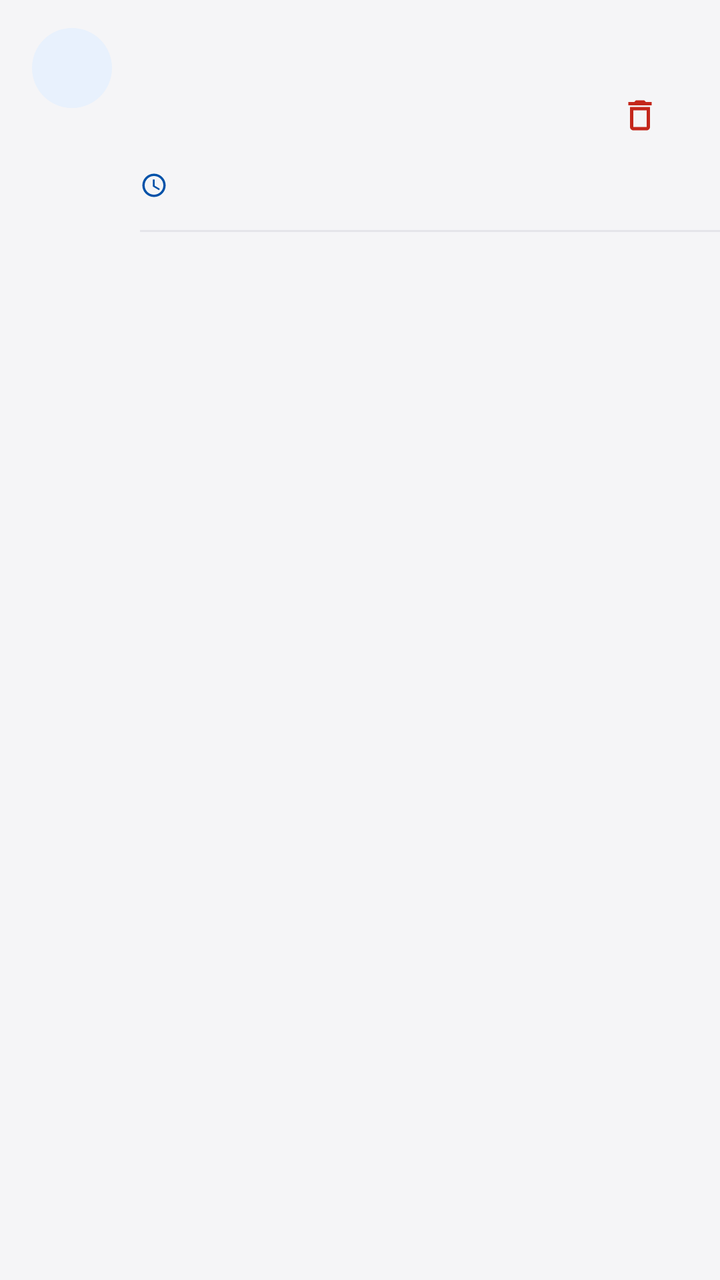
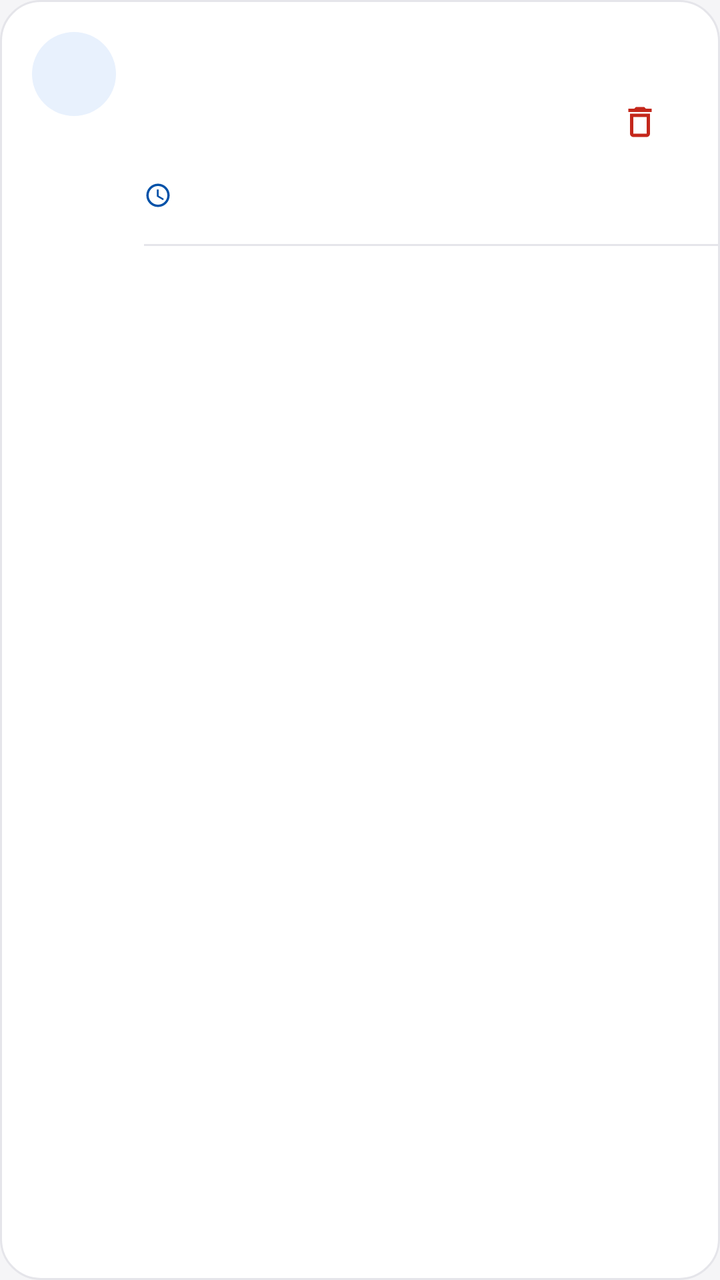

Compare the two renders of this Android layout. The source of the first and the diff that turns it into the second are given below.
<!-- AndroidManifest.xml: application theme Theme.BukuTamuDigital -->
<!-- res/layout/item_guest.xml -->
<?xml version="1.0" encoding="utf-8"?>
<LinearLayout xmlns:android="http://schemas.android.com/apk/res/android"
    xmlns:app="http://schemas.android.com/apk/res-auto"
    android:layout_width="match_parent"
    android:layout_height="wrap_content"
    android:background="?attr/selectableItemBackground"
    android:clickable="true"
    android:focusable="true"
    android:orientation="vertical">

    <androidx.constraintlayout.widget.ConstraintLayout
        android:layout_width="match_parent"
        android:layout_height="wrap_content"
        android:paddingHorizontal="16dp"
        android:paddingVertical="14dp">

        
        <TextView
            android:id="@+id/tvGuestInitial"
            android:layout_width="40dp"
            android:layout_height="40dp"
            android:background="@drawable/bg_avatar_circle"
            android:fontFamily="sans-serif-medium"
            android:gravity="center"
            android:importantForAccessibility="no"
            android:textColor="@color/accent_text"
            android:textSize="16sp"
            android:textStyle="bold"
            app:layout_constraintStart_toStartOf="parent"
            app:layout_constraintTop_toTopOf="parent" />

        
        <TextView
            android:id="@+id/tvGuestName"
            style="@style/TextAppearance.BukuTamu.BodyPrimary"
            android:layout_width="0dp"
            android:layout_height="wrap_content"
            android:layout_marginStart="14dp"
            android:layout_marginEnd="8dp"
            android:fontFamily="sans-serif-medium"
            android:textStyle="bold"
            app:layout_constraintEnd_toStartOf="@id/btnDeleteGuest"
            app:layout_constraintStart_toEndOf="@id/tvGuestInitial"
            app:layout_constraintTop_toTopOf="parent" />

        
        <TextView
            android:id="@+id/tvGuestPurpose"
            style="@style/TextAppearance.BukuTamu.BodySecondary"
            android:layout_width="0dp"
            android:layout_height="wrap_content"
            android:layout_marginStart="14dp"
            android:layout_marginTop="2dp"
            android:layout_marginEnd="8dp"
            android:textColor="@color/text_primary"
            app:layout_constraintEnd_toStartOf="@id/btnDeleteGuest"
            app:layout_constraintStart_toEndOf="@id/tvGuestInitial"
            app:layout_constraintTop_toBottomOf="@id/tvGuestName" />

        
        <TextView
            android:id="@+id/tvGuestAddress"
            style="@style/TextAppearance.BukuTamu.Caption"
            android:layout_width="0dp"
            android:layout_height="wrap_content"
            android:layout_marginStart="14dp"
            android:layout_marginTop="2dp"
            android:layout_marginEnd="8dp"
            android:textColor="@color/text_secondary"
            app:layout_constraintEnd_toStartOf="@id/btnDeleteGuest"
            app:layout_constraintStart_toEndOf="@id/tvGuestInitial"
            app:layout_constraintTop_toBottomOf="@id/tvGuestPurpose" />

        
        <LinearLayout
            android:id="@+id/layoutTimestampRow"
            android:layout_width="0dp"
            android:layout_height="wrap_content"
            android:layout_marginStart="14dp"
            android:layout_marginTop="6dp"
            android:layout_marginEnd="8dp"
            android:gravity="center_vertical"
            android:orientation="horizontal"
            app:layout_constraintEnd_toStartOf="@id/btnDeleteGuest"
            app:layout_constraintStart_toEndOf="@id/tvGuestInitial"
            app:layout_constraintTop_toBottomOf="@id/tvGuestAddress">

            <ImageView
                android:layout_width="14dp"
                android:layout_height="14dp"
                android:importantForAccessibility="no"
                android:src="@drawable/ic_clock" />

            <TextView
                android:id="@+id/tvGuestTimestamp"
                android:layout_width="wrap_content"
                android:layout_height="wrap_content"
                android:layout_marginStart="5dp"
                android:fontFamily="sans-serif-medium"
                android:textColor="@color/accent_text"
                android:textSize="12sp" />
        </LinearLayout>

        
        <ImageButton
            android:id="@+id/btnDeleteGuest"
            android:layout_width="@dimen/touch_target_min"
            android:layout_height="@dimen/touch_target_min"
            android:background="?attr/selectableItemBackgroundBorderless"
            android:contentDescription="@string/btn_delete"
            android:src="@drawable/ic_delete"
            app:layout_constraintBottom_toBottomOf="parent"
            app:layout_constraintEnd_toEndOf="parent"
            app:layout_constraintTop_toTopOf="parent" />

    </androidx.constraintlayout.widget.ConstraintLayout>

    
    <View
        android:id="@+id/dividerBottom"
        android:layout_width="match_parent"
        android:layout_height="@dimen/hairline_stroke"
        android:layout_marginStart="70dp"
        android:background="@color/surface_separator" />

</LinearLayout>
<!-- resources referenced by this layout -->
<resources>
  <color name="accent_text">#0051A8</color>
  <color name="surface_separator">#E5E5EA</color>
  <color name="text_primary">#1D1D1F</color>
  <color name="text_secondary">#515154</color>
  <dimen name="hairline_stroke">1dp</dimen>
  <dimen name="touch_target_min">48dp</dimen>
  <!-- drawable bg_avatar_circle (drawable) -->
  <?xml version="1.0" encoding="utf-8"?>
  <shape xmlns:android="http://schemas.android.com/apk/res/android"
      android:shape="oval">
      <solid android:color="@color/accent_soft" />
  </shape>
  <!-- drawable ic_delete (drawable) -->
  <?xml version="1.0" encoding="utf-8"?>
  <vector xmlns:android="http://schemas.android.com/apk/res/android"
      android:width="20dp"
      android:height="20dp"
      android:viewportWidth="24"
      android:viewportHeight="24">
      <path
          android:fillColor="@color/semantic_danger"
          android:pathData="M16,9v10H8V9h8m-1.5,-6h-5l-1,1H5v2h14V4h-3.5l-1,-1zM18,7H6v12c0,1.1 0.9,2 2,2h8c1.1,0 2,-0.9 2,-2V7z" />
  </vector>
  <string name="btn_delete">Hapus Catatan Ini</string>
  <style name="TextAppearance.BukuTamu.BodyPrimary" parent="TextAppearance.Material3.BodyLarge">
          <item name="android:fontFamily">sans-serif</item>
          <item name="android:textSize">17sp</item>
          <item name="android:textColor">@color/text_primary</item>
          <item name="android:lineSpacingMultiplier">1.25</item>
      </style>
  <style name="TextAppearance.BukuTamu.BodySecondary" parent="TextAppearance.Material3.BodyMedium">
          <item name="android:fontFamily">sans-serif</item>
          <item name="android:textSize">15sp</item>
          <item name="android:textColor">@color/text_secondary</item>
          <item name="android:lineSpacingMultiplier">1.3</item>
      </style>
  <style name="TextAppearance.BukuTamu.Caption" parent="TextAppearance.Material3.BodySmall">
          <item name="android:fontFamily">sans-serif</item>
          <item name="android:textSize">13sp</item>
          <item name="android:textColor">@color/text_tertiary</item>
          <item name="android:lineSpacingMultiplier">1.25</item>
      </style>
  <color name="accent_soft">#E8F1FD</color>
  <color name="semantic_danger">#C4271B</color>
  <color name="text_tertiary">#6E6E73</color>
  <color name="accent_default">#0066CC</color>
  <color name="text_on_accent">#FFFFFF</color>
  <color name="bg_surface_subtle">#EFEFF4</color>
  <color name="bg_canvas">#F5F5F7</color>
  <color name="bg_surface">#FFFFFF</color>
  <style name="ThemeOverlay.BukuTamu.Dialog" parent="ThemeOverlay.Material3.MaterialAlertDialog">
          <item name="colorSurface">@color/bg_surface_elevated</item>
          <item name="colorOnSurface">@color/text_primary</item>
          <item name="colorOnSurfaceVariant">@color/text_secondary</item>
          <item name="colorPrimary">@color/accent_text</item>
      </style>
  <color name="bg_surface_elevated">#FFFFFF</color>
  <!-- unchanged entries left out for length: 2 -->
</resources>

<!-- the commit's change to res/layout/item_guest.xml (unified diff, before → after) -->
@@ -3,7 +3,7 @@
     xmlns:app="http://schemas.android.com/apk/res-auto"
     android:layout_width="match_parent"
     android:layout_height="wrap_content"
-    android:background="?attr/selectableItemBackground"
+    android:background="@drawable/bg_grouped_row_single"
     android:clickable="true"
     android:focusable="true"
     android:orientation="vertical">
@@ -12,13 +12,13 @@
         android:layout_width="match_parent"
         android:layout_height="wrap_content"
         android:paddingHorizontal="16dp"
-        android:paddingVertical="14dp">
+        android:paddingVertical="16dp">
 
         
         <TextView
             android:id="@+id/tvGuestInitial"
-            android:layout_width="40dp"
-            android:layout_height="40dp"
+            android:layout_width="42dp"
+            android:layout_height="42dp"
             android:background="@drawable/bg_avatar_circle"
             android:fontFamily="sans-serif-medium"
             android:gravity="center"
@@ -50,7 +50,7 @@
             android:layout_width="0dp"
             android:layout_height="wrap_content"
             android:layout_marginStart="14dp"
-            android:layout_marginTop="2dp"
+            android:layout_marginTop="3dp"
             android:layout_marginEnd="8dp"
             android:textColor="@color/text_primary"
             app:layout_constraintEnd_toStartOf="@id/btnDeleteGuest"
@@ -77,7 +77,7 @@
             android:layout_width="0dp"
             android:layout_height="wrap_content"
             android:layout_marginStart="14dp"
-            android:layout_marginTop="6dp"
+            android:layout_marginTop="8dp"
             android:layout_marginEnd="8dp"
             android:gravity="center_vertical"
             android:orientation="horizontal"
@@ -120,7 +120,7 @@
         android:id="@+id/dividerBottom"
         android:layout_width="match_parent"
         android:layout_height="@dimen/hairline_stroke"
-        android:layout_marginStart="70dp"
+        android:layout_marginStart="72dp"
         android:background="@color/surface_separator" />
 
 </LinearLayout>
<!-- resource entries referenced after the edit -->
@@ -12,6 +12,20 @@
       android:shape="oval">
       <solid android:color="@color/accent_soft" />
   </shape>
+  <!-- drawable bg_grouped_row_single (drawable) -->
+  <?xml version="1.0" encoding="utf-8"?>
+  <ripple xmlns:android="http://schemas.android.com/apk/res/android"
+      android:color="@color/surface_separator">
+      <item>
+          <shape android:shape="rectangle">
+              <solid android:color="@color/bg_surface" />
+              <corners android:radius="@dimen/radius_panel" />
+              <stroke
+                  android:width="@dimen/hairline_stroke"
+                  android:color="@color/surface_separator" />
+          </shape>
+      </item>
+  </ripple>
   <!-- drawable ic_delete (drawable) -->
   <?xml version="1.0" encoding="utf-8"?>
   <vector xmlns:android="http://schemas.android.com/apk/res/android"
@@ -50,6 +64,7 @@
   <color name="bg_surface_subtle">#EFEFF4</color>
   <color name="bg_canvas">#F5F5F7</color>
   <color name="bg_surface">#FFFFFF</color>
+  <dimen name="radius_panel">20dp</dimen>
   <style name="ThemeOverlay.BukuTamu.Dialog" parent="ThemeOverlay.Material3.MaterialAlertDialog">
           <item name="colorSurface">@color/bg_surface_elevated</item>
           <item name="colorOnSurface">@color/text_primary</item>
